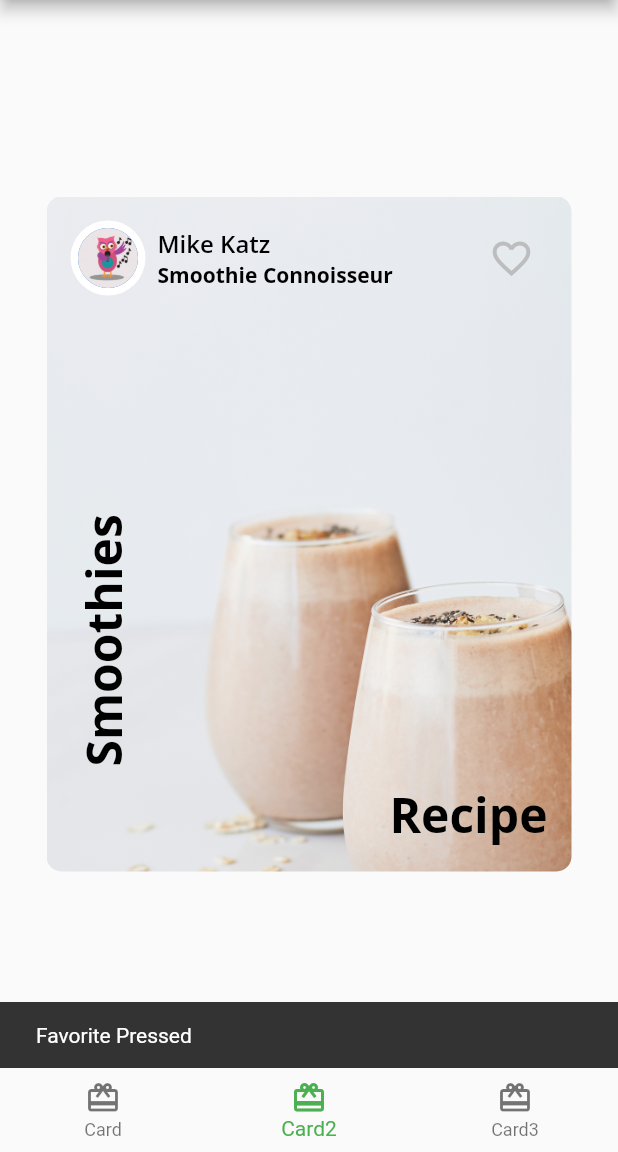
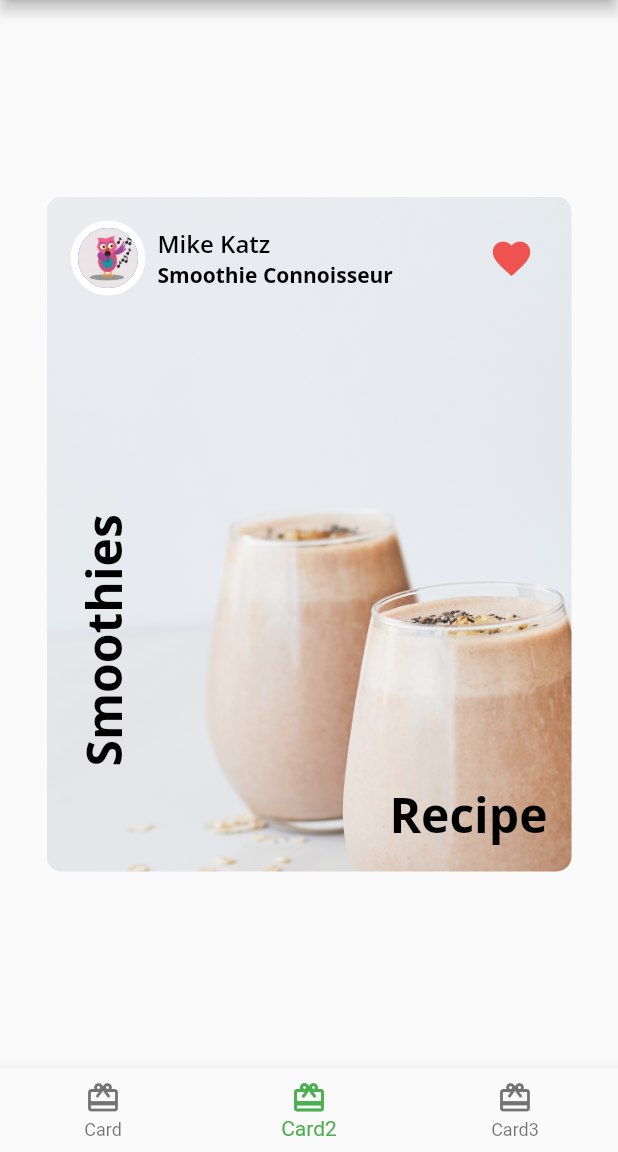
Before and after one commit to BLANK00ANONYMOUS/Cookipidia_final_model, a Flutter app: the screen it shows after launch, item 2 of the bottom bar chosen, after a tap on the "favorite outline" icon, on a phone screen of 412 x 824 dp, the part 84-1236 px from its top. Run offline on Flutter 3.47's test engine with Material 2 defaults, Android fonts, the phone set to English and light mode, and no system bars; our stand-ins replace google_fonts.

Commit message:
3rd commit

```diff
--- a/lib/author_card.dart
+++ b/lib/author_card.dart
@@ -2,7 +2,7 @@ import 'package:flutter/material.dart';
 import 'cookipidia_theme.dart';
 import 'circle_image.dart';
 
-class AuthorCard extends StatelessWidget {
+class AuthorCard extends StatefulWidget {
   final String authorName;
   final String title;
   final ImageProvider? imageProvider;
@@ -15,6 +15,12 @@ class AuthorCard extends StatelessWidget {
   }) : super(key: key);
 
   @override
+  State<AuthorCard> createState() => _AuthorCardState();
+}
+
+class _AuthorCardState extends State<AuthorCard> {
+  bool _isFavorited = false;
+  @override
   Widget build(BuildContext context) {
     return Container(
       padding: const EdgeInsets.all(16),
@@ -25,7 +31,7 @@ class AuthorCard extends StatelessWidget {
           Row(
             children: [
               CircleImage(
-                imageProvider: imageProvider,
+                imageProvider: widget.imageProvider,
                 imageRadius: 25,
               ),
 // 2
@@ -35,11 +41,11 @@ class AuthorCard extends StatelessWidget {
                 crossAxisAlignment: CrossAxisAlignment.start,
                 children: [
                   Text(
-                    authorName,
+                    widget.authorName,
                     style: CookipidiaTheme.lightTextTheme.headline3,
                   ),
                   Text(
-                    title,
+                    widget.title,
                     style: CookipidiaTheme.lightTextTheme.bodyText1,
                   )
                 ],
@@ -49,13 +55,14 @@ class AuthorCard extends StatelessWidget {
           ),
           IconButton(
 // 4
-              icon: const Icon(Icons.favorite_border),
+              icon: Icon(_isFavorited ? Icons.favorite : Icons.favorite_border),
               iconSize: 30,
-              color: Colors.grey[400],
+              color: Colors.red[400],
 // 5
               onPressed: () {
-                const snackBar = SnackBar(content: Text('Favorite Pressed'));
-                ScaffoldMessenger.of(context).showSnackBar(snackBar);
+                setState(() {
+                  _isFavorited = !_isFavorited;
+                });
               }),
         ],
       ),
--- a/lib/main.dart
+++ b/lib/main.dart
@@ -23,4 +23,4 @@ class Cookipidia extends StatelessWidget {
   }
 }
 
-// PAGE - 126
+// PAGE - 153
```
